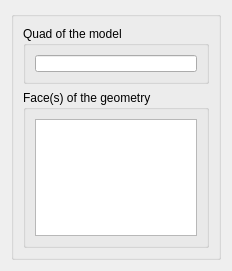
Qt form src/HEXABLOCKGUI/QuadAssoc_QTD.ui (SalomePlatform/hexablock) before a commit.
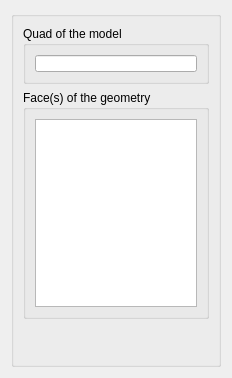
The same form after that commit.

Diff of the .ui file:
```diff
--- a/src/HEXABLOCKGUI/QuadAssoc_QTD.ui
+++ b/src/HEXABLOCKGUI/QuadAssoc_QTD.ui
@@ -7,7 +7,7 @@
     <x>0</x>
     <y>0</y>
     <width>232</width>
-    <height>271</height>
+    <height>378</height>
    </rect>
   </property>
   <property name="sizePolicy">
@@ -18,14 +18,14 @@
   </property>
   <property name="minimumSize">
    <size>
-    <width>0</width>
+    <width>5</width>
     <height>0</height>
    </size>
   </property>
   <property name="maximumSize">
    <size>
     <width>16777215</width>
-    <height>378</height>
+    <height>16777215</height>
    </size>
   </property>
   <property name="windowTitle">
@@ -115,6 +115,19 @@
         </layout>
        </widget>
       </item>
+      <item>
+       <spacer name="verticalSpacer">
+        <property name="orientation">
+         <enum>Qt::Vertical</enum>
+        </property>
+        <property name="sizeHint" stdset="0">
+         <size>
+          <width>20</width>
+          <height>40</height>
+         </size>
+        </property>
+       </spacer>
+      </item>
      </layout>
     </widget>
    </item>
```
Left out of the diff: 4 changed lines with no effect on the pictures.
